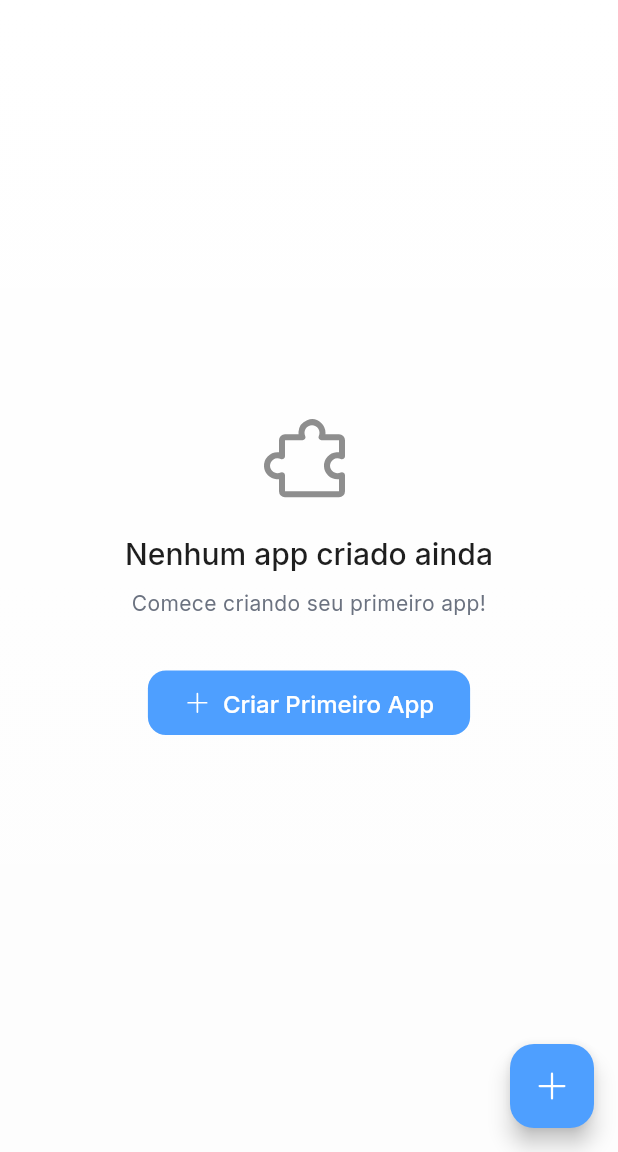
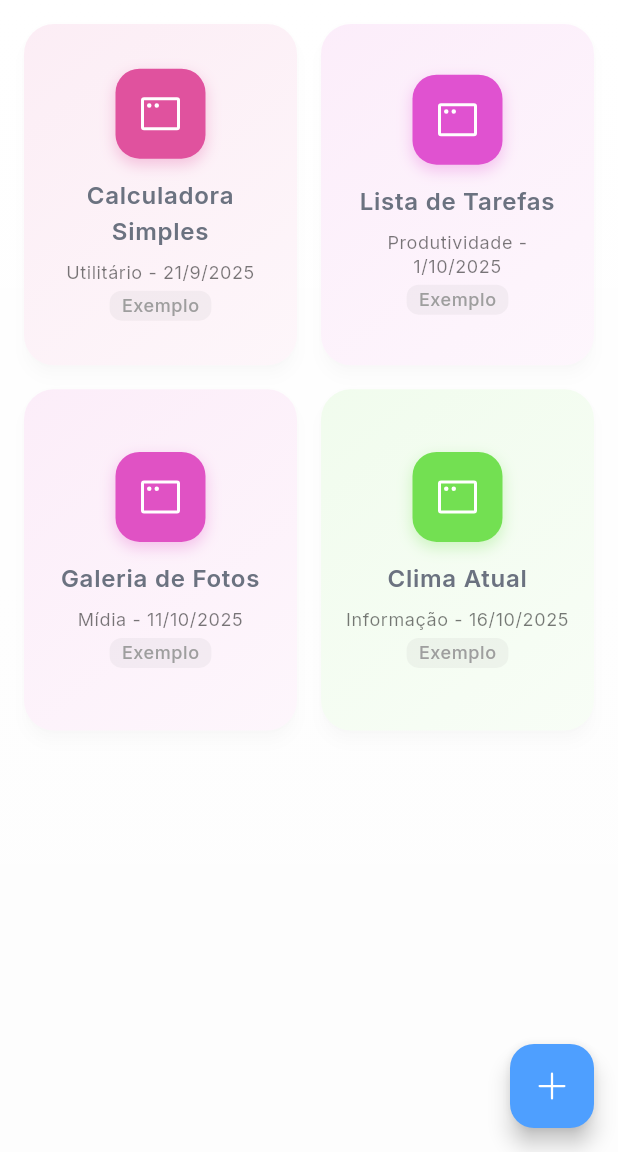
Before and after one commit to luccasilva2/appQuanta, a Flutter app: the MyAppsScreen screen opened by its route, on a phone screen of 412 x 824 dp, the part 84-1236 px from its top. Run offline on Flutter 3.47's test engine with Material 3 defaults, Android fonts, the phone set to English and light mode, and no system bars; our stand-ins replace cloud_firestore, firebase_auth, firebase_core, firebase_storage, google_fonts, image_picker and 4 more; missing offline and left inert: image_picker_web; accounts and stored records are empty.

```diff
--- a/lib/screens/my_apps_screen.dart
+++ b/lib/screens/my_apps_screen.dart
@@ -13,6 +13,34 @@ class MyAppsScreen extends StatefulWidget {
 class _MyAppsScreenState extends State<MyAppsScreen> {
   final FirebaseAuth _auth = FirebaseAuth.instance;
   final FirebaseFirestore _firestore = FirebaseFirestore.instance;
+
+  // Example apps data
+  final List<Map<String, dynamic>> exampleApps = [
+    {
+      'name': 'Calculadora Simples',
+      'type': 'Utilitário',
+      'status': 'Completo',
+      'createdAt': DateTime.now().subtract(const Duration(days: 30)),
+    },
+    {
+      'name': 'Lista de Tarefas',
+      'type': 'Produtividade',
+      'status': 'Completo',
+      'createdAt': DateTime.now().subtract(const Duration(days: 20)),
+    },
+    {
+      'name': 'Galeria de Fotos',
+      'type': 'Mídia',
+      'status': 'Em desenvolvimento',
+      'createdAt': DateTime.now().subtract(const Duration(days: 10)),
+    },
+    {
+      'name': 'Clima Atual',
+      'type': 'Informação',
+      'status': 'Completo',
+      'createdAt': DateTime.now().subtract(const Duration(days: 5)),
+    },
+  ];
 
   @override
   Widget build(BuildContext context) {
@@ -55,15 +83,30 @@ class _MyAppsScreenState extends State<MyAppsScreen> {
                 }
 
                 if (snapshot.connectionState == ConnectionState.waiting) {
-                  return const Center(
-                    child: CircularProgressIndicator(),
-                  );
+                  return const Center(child: CircularProgressIndicator());
                 }
 
                 final apps = snapshot.data?.docs ?? [];
 
                 if (apps.isEmpty) {
-                  return _buildEmptyState();
+                  return GridView.builder(
+                    gridDelegate:
+                        const SliverGridDelegateWithFixedCrossAxisCount(
+                          crossAxisCount: 2,
+                          crossAxisSpacing: 16,
+                          mainAxisSpacing: 16,
+                          childAspectRatio: 0.8,
+                        ),
+                    itemCount: exampleApps.length,
+                    itemBuilder: (context, index) {
+                      final exampleApp = exampleApps[index];
+                      return _AppCard(
+                        app: null,
+                        isExample: true,
+                        exampleData: exampleApp,
+                      );
+                    },
+                  );
                 }
 
                 return GridView.builder(
@@ -111,10 +154,7 @@ class _MyAppsScreenState extends State<MyAppsScreen> {
                 color: colorScheme.onSurface.withOpacity(0.5),
               ),
               const SizedBox(height: 16),
-              Text(
-                'Nenhum app criado ainda',
-                style: textTheme.headlineSmall,
-              ),
+              Text('Nenhum app criado ainda', style: textTheme.headlineSmall),
               const SizedBox(height: 8),
               Text(
                 'Comece criando seu primeiro app!',
@@ -134,7 +174,10 @@ class _MyAppsScreenState extends State<MyAppsScreen> {
                   shape: RoundedRectangleBorder(
                     borderRadius: BorderRadius.circular(12),
                   ),
-                  padding: const EdgeInsets.symmetric(horizontal: 24, vertical: 12),
+                  padding: const EdgeInsets.symmetric(
+                    horizontal: 24,
+                    vertical: 12,
+                  ),
                 ),
               ),
             ],
@@ -146,30 +189,62 @@ class _MyAppsScreenState extends State<MyAppsScreen> {
 }
 
 class _AppCard extends StatelessWidget {
-  final DocumentSnapshot app;
+  final DocumentSnapshot? app;
+  final bool isExample;
+  final Map<String, dynamic>? exampleData;
 
-  const _AppCard({required this.app});
+  const _AppCard({this.app, this.isExample = false, this.exampleData});
 
   @override
   Widget build(BuildContext context) {
-    final appData = app.data() as Map<String, dynamic>;
-    final createdAt = appData['createdAt'] as Timestamp?;
+    final Map<String, dynamic> appData;
+    if (isExample && exampleData != null) {
+      appData = exampleData!;
+    } else if (app != null) {
+      appData = app!.data() as Map<String, dynamic>;
+    } else {
+      return const SizedBox.shrink();
+    }
+
+    final createdAt = isExample
+        ? appData['createdAt'] as DateTime?
+        : (appData['createdAt'] as Timestamp?)?.toDate();
     final formattedDate = createdAt != null
-        ? '${createdAt.toDate().day}/${createdAt.toDate().month}/${createdAt.toDate().year}'
+        ? '${createdAt.day}/${createdAt.month}/${createdAt.year}'
         : 'Data desconhecida';
 
-    final screens = appData['screens'] as List<dynamic>? ?? [];
-    final appType = screens.isNotEmpty ? screens.first : 'App';
+    final appType = isExample
+        ? appData['type'] as String? ?? 'App'
+        : (appData['screens'] as List<dynamic>? ?? []).isNotEmpty
+        ? appData['screens'][0]
+        : 'App';
 
     // Generate a consistent color based on app name for visual distinction
     final int colorSeed = appData['name'].hashCode;
-    final Color appColor = HSLColor.fromAHSL(1.0, (colorSeed % 360).toDouble(), 0.7, 0.6).toColor();
+    final Color appColor = HSLColor.fromAHSL(
+      1.0,
+      (colorSeed % 360).toDouble(),
+      0.7,
+      0.6,
+    ).toColor();
 
     return Card(
       elevation: 4,
-      shape: RoundedRectangleBorder(
+      shape: RoundedRectangleBorder(borderRadius: BorderRadius.circular(20)),
+      child: InkWell(
+        onTap: isExample
+            ? () {
+                ScaffoldMessenger.of(context).showSnackBar(
+                  const SnackBar(
+                    content: Text(
+                      'Este é um aplicativo de exemplo. Crie seu próprio app!',
+                    ),
+                    duration: Duration(seconds: 2),
+                  ),
+                );
+              }
+            : null,
         borderRadius: BorderRadius.circular(20),
-      ),
         child: Container(
           padding: const EdgeInsets.all(16),
           decoration: BoxDecoration(
@@ -177,10 +252,7 @@ class _AppCard extends StatelessWidget {
             gradient: LinearGradient(
               begin: Alignment.topLeft,
               end: Alignment.bottomRight,
-            colors: [
-              appColor.withOpacity(0.1),
-              appColor.withOpacity(0.05),
-            ],
+              colors: [appColor.withOpacity(0.1), appColor.withOpacity(0.05)],
             ),
           ),
           child: Column(
@@ -209,9 +281,9 @@ class _AppCard extends StatelessWidget {
               const SizedBox(height: 12),
               Text(
                 appData['name'] ?? 'App sem nome',
-              style: Theme.of(context).textTheme.bodyLarge?.copyWith(
-                    fontWeight: FontWeight.w600,
-                  ),
+                style: Theme.of(
+                  context,
+                ).textTheme.bodyLarge?.copyWith(fontWeight: FontWeight.w600),
                 textAlign: TextAlign.center,
                 maxLines: 2,
                 overflow: TextOverflow.ellipsis,
@@ -220,11 +292,32 @@ class _AppCard extends StatelessWidget {
               Text(
                 '$appType - $formattedDate',
                 style: Theme.of(context).textTheme.bodySmall?.copyWith(
-                    color: Theme.of(context).colorScheme.onSurface.withOpacity(0.6),
+                  color: Theme.of(
+                    context,
+                  ).colorScheme.onSurface.withOpacity(0.6),
                 ),
                 textAlign: TextAlign.center,
               ),
               const SizedBox(height: 4),
+              if (isExample)
+                Container(
+                  padding: const EdgeInsets.symmetric(
+                    horizontal: 8,
+                    vertical: 2,
+                  ),
+                  decoration: BoxDecoration(
+                    color: Colors.grey.withOpacity(0.1),
+                    borderRadius: BorderRadius.circular(8),
+                  ),
+                  child: Text(
+                    'Exemplo',
+                    style: Theme.of(context).textTheme.bodySmall?.copyWith(
+                      color: Colors.grey,
+                      fontWeight: FontWeight.w500,
+                    ),
+                  ),
+                )
+              else
                 Container(
                   padding: const EdgeInsets.symmetric(
                     horizontal: 8,
@@ -245,6 +338,7 @@ class _AppCard extends StatelessWidget {
             ],
           ),
         ),
+      ),
     );
   }
 }
--- a/pubspec.yaml
+++ b/pubspec.yaml
@@ -44,6 +44,9 @@ dependencies:
   image_picker_web: ^3.1.1 # Added for web image picking
   firebase_storage: 13.0.3
   lottie: ^3.3.2
+  http: ^1.5.0
+  shared_preferences: ^2.5.3
+  provider: ^6.1.5+1
 
 dev_dependencies:
   flutter_test:
```
Also changed, not shown: lib/main.dart (+6 -1 lines), lib/providers/app_provider.dart (added, +119 -0 lines), lib/services/api_service.dart (added, +168 -0 lines), pubspec.lock, 2 other files. Lines whose indentation alone changed are shown as unchanged.
